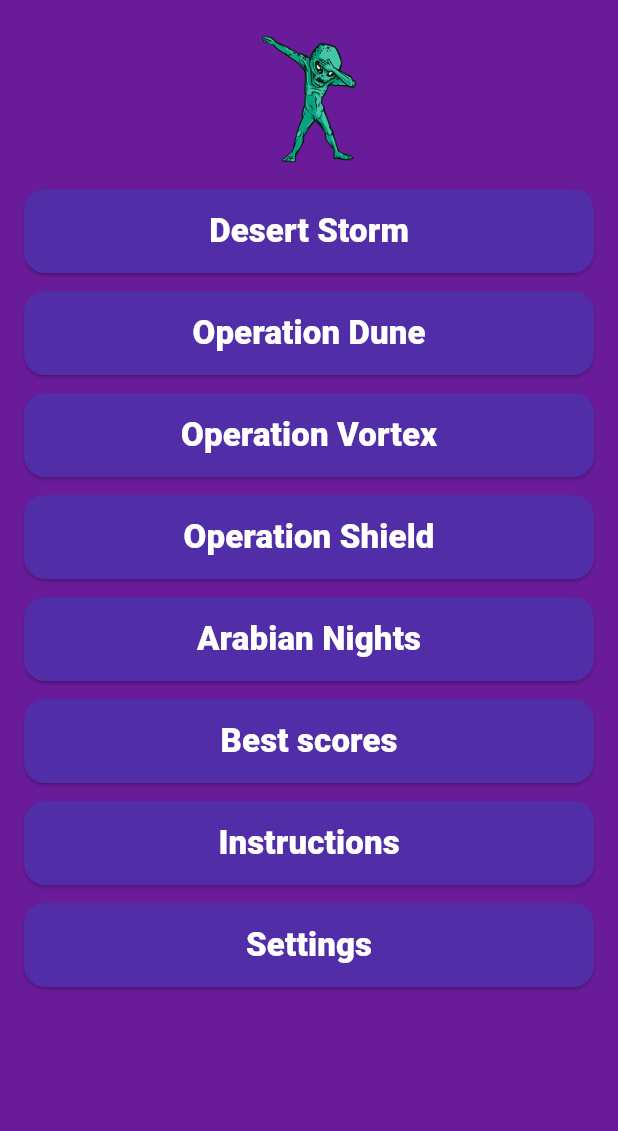
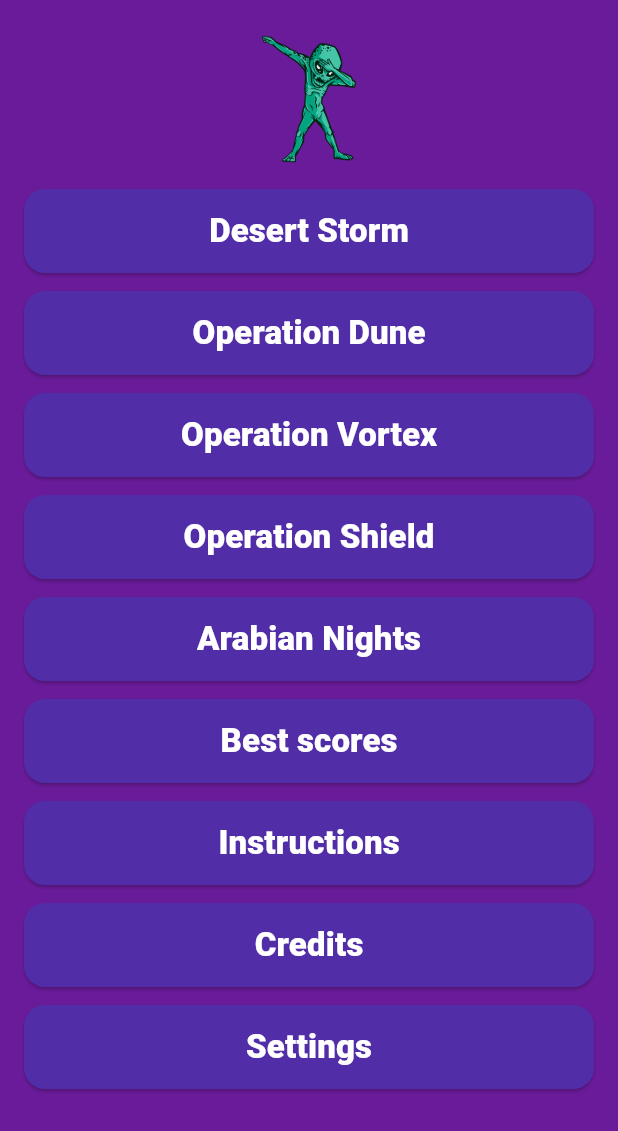
Before and after one commit to antonzyryanov/Alien-Invasion, a Flutter app: the MenuScreen screen opened directly with empty values, on a phone screen of 412 x 824 dp. Shown: the top 1131 px of the screen. Run offline on Flutter 3.47's test engine with Material 3 defaults, Android fonts, the phone set to English and light mode, and no system bars; our stand-ins replace audioplayers, equatable, flutter_bloc, sensors_plus, shared_preferences; accounts and stored records are empty.

Commit message:
feat: new music level themes added. refactor: level 5 ship texture changed. fix: ammunition audio bug fixed

```diff
--- a/lib/app/bloc/level_bloc/level_bloc.dart
+++ b/lib/app/bloc/level_bloc/level_bloc.dart
@@ -35,12 +35,21 @@ part 'level_logic/level_gifts_logic.dart';
 part 'level_logic/level_tick_coordinator.dart';
 
 class LevelBloc extends Bloc<LevelEvent, LevelState> {
-  DateTime? _lastAmmoSoundTime;
+  static const Duration _ammunitionCooldown = Duration(seconds: 1);
+  DateTime? _lastAmmunitionFiredAt;
   void _onAmmunitionFired(
     LevelAmmunitionFired event,
     Emitter<LevelState> emit,
   ) {
     if (!state.isPlayable) return;
+    final now = DateTime.now();
+    if (_lastAmmunitionFiredAt != null &&
+        now.difference(_lastAmmunitionFiredAt!) < _ammunitionCooldown) {
+      return;
+    }
+
+    _lastAmmunitionFiredAt = now;
+
     final shipCenter = state.shipCenter;
     final viewport = state.viewport;
     final ammoSpeed = 600.0;
@@ -55,12 +64,7 @@ class LevelBloc extends Bloc<LevelEvent, LevelState> {
     emit(
       state.copyWith(dynamicAmmunition: [...state.dynamicAmmunition, newAmmo]),
     );
-    final now = DateTime.now();
-    if (_lastAmmoSoundTime == null ||
-        now.difference(_lastAmmoSoundTime!) > Duration(milliseconds: 100)) {
-      unawaited(_audioService.playAmmunitionSound());
-      _lastAmmoSoundTime = now;
-    }
+    unawaited(_audioService.playAmmunitionSound());
   }
 
   LevelBloc({required AudioService audioService, bool enableTicker = true})
--- a/lib/app/bloc/main_bloc/main_event.dart
+++ b/lib/app/bloc/main_bloc/main_event.dart
@@ -40,6 +40,10 @@ final class MainOpenScoresRequested extends MainEvent {
   const MainOpenScoresRequested();
 }
 
+final class MainOpenCreditsRequested extends MainEvent {
+  const MainOpenCreditsRequested();
+}
+
 final class MainStartLevelRequested extends MainEvent {
   const MainStartLevelRequested(this.levelType);
 
--- a/lib/app/models/app_route.dart
+++ b/lib/app/models/app_route.dart
@@ -1 +1 @@
-enum AppRoute { enterName, onboarding, menu, game, scores, settings }
+enum AppRoute { enterName, onboarding, menu, game, scores, credits, settings }
--- a/lib/app/router/app_route_parser.dart
+++ b/lib/app/router/app_route_parser.dart
@@ -13,6 +13,7 @@ class AppRouteParser extends RouteInformationParser<AppRoute> {
       '/menu' => AppRoute.menu,
       '/game' => AppRoute.game,
       '/scores' => AppRoute.scores,
+      '/credits' => AppRoute.credits,
       '/settings' => AppRoute.settings,
       _ => AppRoute.enterName,
     };
@@ -26,6 +27,7 @@ class AppRouteParser extends RouteInformationParser<AppRoute> {
       AppRoute.menu => '/menu',
       AppRoute.game => '/game',
       AppRoute.scores => '/scores',
+      AppRoute.credits => '/credits',
       AppRoute.settings => '/settings',
     };
     return RouteInformation(uri: Uri.parse(location));
--- a/lib/app/router/app_router_delegate.dart
+++ b/lib/app/router/app_router_delegate.dart
@@ -4,6 +4,7 @@ import 'package:flutter/material.dart';
 import 'package:alien_invasion/app/bloc/main_bloc/main_bloc.dart';
 
 import '../models/app_route.dart';
+import '../screens/credits_screen/credits_screen.dart';
 import '../screens/game_screen/game_screen.dart';
 import '../screens/menu/menu_screen.dart';
 import '../screens/name_screen/name_screen.dart';
@@ -47,6 +48,9 @@ class AppRouterDelegate extends RouterDelegate<AppRoute>
       case AppRoute.scores:
         _mainBloc.add(const MainOpenScoresRequested());
         break;
+      case AppRoute.credits:
+        _mainBloc.add(const MainOpenCreditsRequested());
+        break;
       case AppRoute.settings:
         _mainBloc.add(const MainOpenSettingsRequested());
         break;
@@ -79,6 +83,7 @@ class AppRouterDelegate extends RouterDelegate<AppRoute>
                 postOnboardingRoute: AppRoute.menu,
               ),
             ),
+            onCredits: () => _mainBloc.add(const MainOpenCreditsRequested()),
             onSettings: () => _mainBloc.add(const MainOpenSettingsRequested()),
           ),
           AppRoute.game => GameScreen(
@@ -87,6 +92,9 @@ class AppRouterDelegate extends RouterDelegate<AppRoute>
           ),
           AppRoute.scores => ScoresScreen(
             scores: state.scores,
+            onBack: () => _mainBloc.add(const MainOpenMenuRequested()),
+          ),
+          AppRoute.credits => CreditsScreen(
             onBack: () => _mainBloc.add(const MainOpenMenuRequested()),
           ),
           AppRoute.settings => SettingsScreen(
--- a/lib/app/screens/menu/menu_screen.dart
+++ b/lib/app/screens/menu/menu_screen.dart
@@ -14,6 +14,7 @@ class MenuScreen extends StatelessWidget {
     required this.onLevelSelected,
     required this.onScores,
     required this.onInstructions,
+    required this.onCredits,
     required this.onSettings,
     super.key,
   });
@@ -21,6 +22,7 @@ class MenuScreen extends StatelessWidget {
   final ValueChanged<LevelType> onLevelSelected;
   final VoidCallback onScores;
   final VoidCallback onInstructions;
+  final VoidCallback onCredits;
   final VoidCallback onSettings;
 
   @override
@@ -55,6 +57,7 @@ class MenuScreen extends StatelessWidget {
         label: localizations.t('instructions'),
         onTap: onInstructions,
       ),
+      MenuActionItem(label: localizations.t('credits'), onTap: onCredits),
       MenuActionItem(label: localizations.t('settings'), onTap: onSettings),
     ];
 
--- a/lib/app/services/audio_service/audio_service.dart
+++ b/lib/app/services/audio_service/audio_service.dart
@@ -48,13 +48,13 @@ class AudioService {
     await _themeMusicPlayer.stop();
   }
 
-  Future<void> playLevelMusicLoop() async {
+  Future<void> playLevelMusicLoop({required int levelDifficulty}) async {
     if (!_soundEnabled) {
       return;
     }
 
     await _themeMusicPlayer.stop();
-    await _levelMusicPlayer.playLoop();
+    await _levelMusicPlayer.playLoop(levelDifficulty: levelDifficulty);
   }
 
   Future<void> stopLevelMusic() async {
--- a/lib/localizations/app_localizations.dart
+++ b/lib/localizations/app_localizations.dart
@@ -47,6 +47,13 @@ class AppLocalizations {
       'russian': 'Russian',
       'noScores': 'No scores yet',
       'sessionEnded': 'Session ended',
+      'credits': 'Credits',
+      'gameDevelopers': 'Game Developers:',
+      'musicProducers': 'Music Producers:',
+      'mainThemeCredit': 'Main theme: YSN (tayson)',
+      'levels123Credit': 'Levels 1-3: YSN (tayson)',
+      'level4Credit': 'Level 4: slumpy99',
+      'level5Credit': 'Level 5: CHNBEAT',
       'onboardingPage1': 'There has been an alien invasion on Earth!',
       'onboardingPage2': 'Fly the plane and destroy enemies!',
       'onboardingPage3':
@@ -78,6 +85,13 @@ class AppLocalizations {
       'russian': 'Русский',
       'noScores': 'Результатов пока нет',
       'sessionEnded': 'Сессия завершена',
+      'credits': 'Авторы',
+      'gameDevelopers': 'Разработчики игры:',
+      'musicProducers': 'Музыкальные продюсеры:',
+      'mainThemeCredit': 'Главная тема: YSN (tayson)',
+      'levels123Credit': 'Уровни 1-3: YSN (tayson)',
+      'level4Credit': 'Уровень 4: slumpy99',
+      'level5Credit': 'Уровень 5: CHNBEAT',
       'onboardingPage1': 'Произошло нашествие пришельцев на Землю!',
       'onboardingPage2': 'Управляйте самолетом и уничтожайте врагов!',
       'onboardingPage3':
--- a/pubspec.yaml
+++ b/pubspec.yaml
@@ -81,6 +81,7 @@ flutter:
     - assets/images/game_over/
     - assets/images/app_icon/
     - assets/audio/
+    - assets/audio/level/
 
 flutter_launcher_icons:
   android: true
```
Also changed, not shown: lib/app/bloc/main_bloc/main_bloc.dart (+15 -2 lines), lib/app/screens/credits_screen/credits_screen.dart (added, +26 -0 lines), lib/app/services/audio_service/level_music_player.dart (+16 -5 lines), lib/app/services/audio_service/sfx_player.dart (+13 -17 lines), lib/app/widgets/credits_widget.dart (added, +62 -0 lines), assets/images/ships/ship_5.png, 5 other files.
